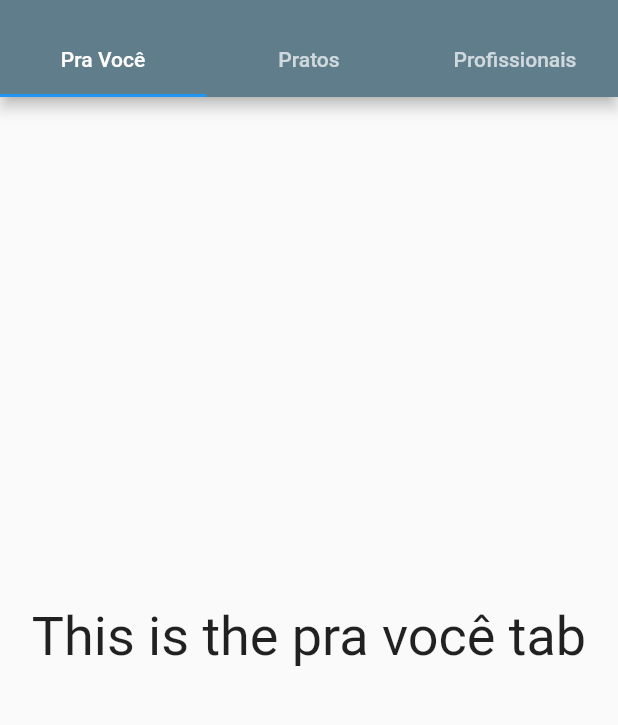
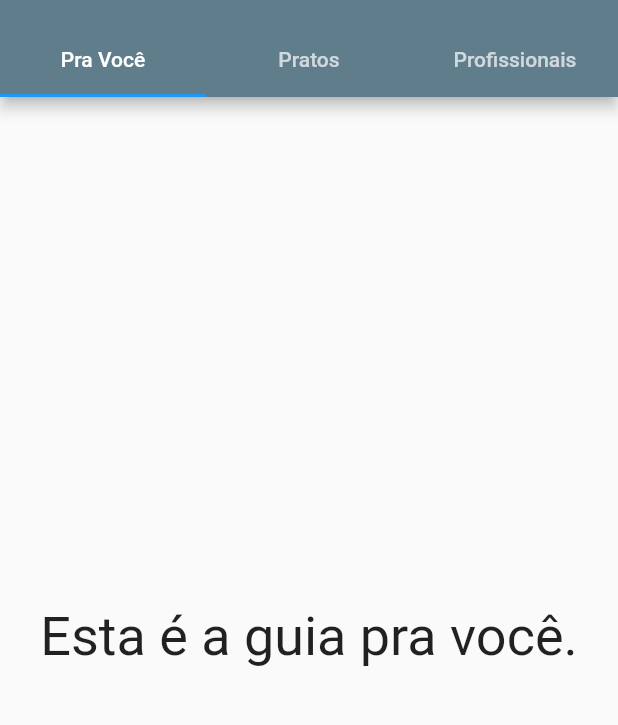
Before and after one commit to ginaldolaranjeiras/dolman_app, a Flutter app: the screen it shows after launch, on a phone screen of 412 x 824 dp, the part 59-784 px from its top. Run offline on Flutter 3.47's test engine with Material 2 defaults, Android fonts, the phone set to English and light mode, and no system bars.

Commit message:
Pequenos comentários e tradução

```diff
--- a/lib/ui/pages/guias.dart
+++ b/lib/ui/pages/guias.dart
@@ -11,7 +11,7 @@ final String titlehelp = 'Ajuda';
 final SnackBar snackBar = const SnackBar(content: Text('Botão Clicado.'));
 
 
-//Função que contrói a página inicial as guias e o menu lateral
+//Função que constrói a página inicial as guias e o menu lateral
 class DolmanTabs extends StatelessWidget {
   final List<Tab> dolmanTabs = <Tab>[
     Tab(text: 'Pra Você'),
@@ -98,7 +98,7 @@ class DolmanTabs extends StatelessWidget {
             final String label = tab.text.toLowerCase();
             return Center(
               child: Text(
-                'This is the $label tab',
+                'Esta é a guia $label.',
                 style: const TextStyle(fontSize: 36),
               ),
             );
--- a/lib/ui/pages/login.dart
+++ b/lib/ui/pages/login.dart
@@ -1,4 +1,7 @@
 import 'package:flutter/material.dart';
+
+
+//Cria a página de Login
 
 class Login extends StatefulWidget {
   @override
--- a/lib/ui/pages/newpagefromdrawer.dart
+++ b/lib/ui/pages/newpagefromdrawer.dart
@@ -1,7 +1,7 @@
 import 'package:flutter/material.dart';
 
 
-//Função que contrói as páginas acessadas pelo menu lateral
+//Função que constrói as páginas acessadas pelo menu lateral
 
 class NewPage extends MaterialPageRoute<Null> {
   NewPage(int id)
@@ -10,13 +10,13 @@ class NewPage extends MaterialPageRoute<Null> {
           appBar: AppBar(
             backgroundColor: Colors.blueGrey,
             title: Text(
-              'Page $id'
+              'Página de $id'
             ),
             elevation: 1.0,
           ),
           body: Center(
             child: Text(
-              'Page $id'
+              'Página de $id'
             )
           ),
           );
```
